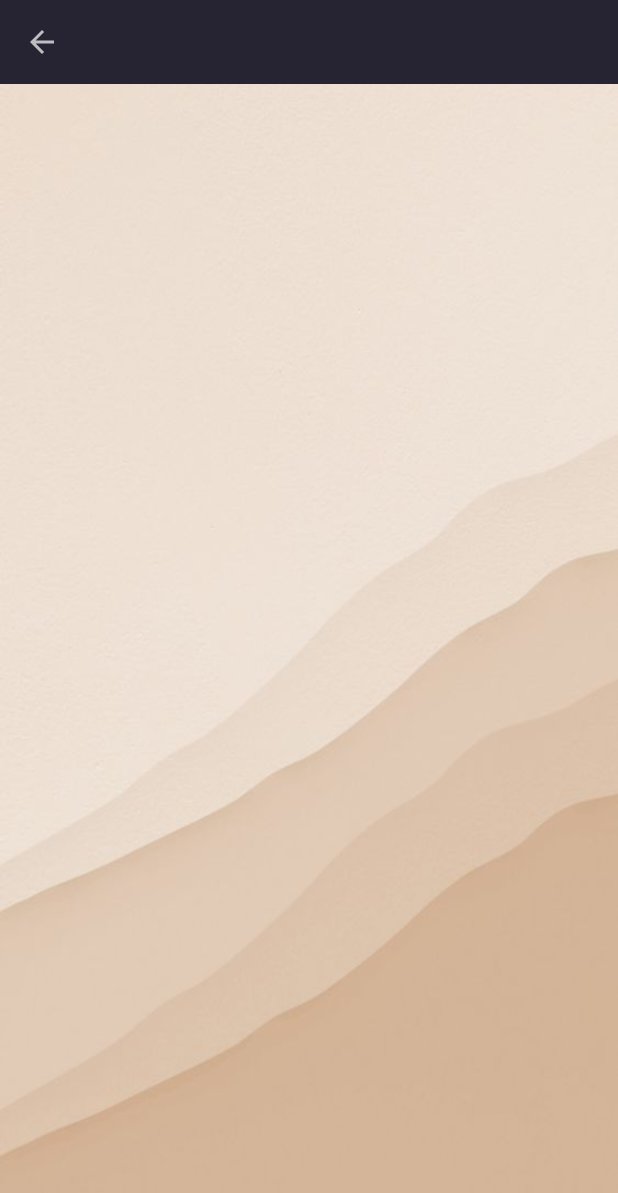
After one commit to LauPeeps/JavaceClientAppNew, an Android app: the Submodule screen opened directly, with no data from a screen before it, on a phone screen of 412 x 824 dp. The commit adds this screen. Shown: the top 1193 px of the screen. Run offline under Robolectric (Android 15) with nearby library versions, the phone set to English and light mode, and no system bars; our stand-ins replace Firebase (no records; nobody signed in at launch, a user with empty details on screens opened directly); 4 statements that could not run were skipped.

Commit message:
new client

```diff
--- a/app/src/main/java/com/example/javaceclientapp/ModuleAdapter.java
+++ b/app/src/main/java/com/example/javaceclientapp/ModuleAdapter.java
@@ -51,12 +51,12 @@ public class ModuleAdapter extends RecyclerView.Adapter<ModuleViewholder> {
                 String moduleName = moduleModelList.get(position).getModule_name();
                 Long submodules = moduleModelList.get(position).getSubmodules();
 
-                /*Intent intent = new Intent(module, Submodule.class);
+                Intent intent = new Intent(module, Submodule.class);
                 intent.putExtra("moduleid", moduleId);
                 intent.putExtra("modulename", moduleName);
                 intent.putExtra("submodules", submodules);
 
-                module.startActivity(intent);*/
+                module.startActivity(intent);
             }
 
             @Override
--- /dev/null
+++ b/app/src/main/java/com/example/javaceclientapp/Submodule.java
@@ -0,0 +1,120 @@
+package com.example.javaceclientapp;
+
+import androidx.annotation.NonNull;
+import androidx.appcompat.app.AppCompatActivity;
+import androidx.appcompat.widget.Toolbar;
+import androidx.collection.ArrayMap;
+import androidx.recyclerview.widget.LinearLayoutManager;
+import androidx.recyclerview.widget.RecyclerView;
+
+import android.app.Dialog;
+import android.os.Bundle;
+import android.text.method.ScrollingMovementMethod;
+import android.view.MenuItem;
+import android.view.View;
+import android.view.ViewGroup;
+import android.widget.Button;
+import android.widget.EditText;
+import android.widget.Toast;
+
+import com.example.javaceclientapp.SubmoduleAdapter;
+import com.example.javaceclientapp.SubmoduleModel;
+import com.google.android.gms.tasks.OnCompleteListener;
+import com.google.android.gms.tasks.OnFailureListener;
+import com.google.android.gms.tasks.OnSuccessListener;
+import com.google.android.gms.tasks.Task;
+import com.google.firebase.firestore.DocumentSnapshot;
+import com.google.firebase.firestore.FieldValue;
+import com.google.firebase.firestore.FirebaseFirestore;
+import com.google.firebase.firestore.QuerySnapshot;
+
+import java.util.ArrayList;
+import java.util.HashMap;
+import java.util.List;
+import java.util.Map;
+import java.util.Objects;
+
+public class Submodule extends AppCompatActivity {
+
+    Dialog progressDialog;
+    String moduleId, moduleName;
+    Long submodules;
+    FirebaseFirestore firestore;
+    List<SubmoduleModel> submoduleModelList = new ArrayList<>();
+    RecyclerView recyclerView;
+    RecyclerView.LayoutManager layoutManager;
+    SubmoduleAdapter submoduleAdapter;
+
+
+    @Override
+    protected void onCreate(Bundle savedInstanceState) {
+        super.onCreate(savedInstanceState);
+        setContentView(R.layout.activity_submodule);
+
+        Bundle bundle = getIntent().getExtras();
+        moduleId = bundle.getString("moduleid");
+        moduleName = bundle.getString("modulename");
+        submodules = bundle.getLong("submodules");
+
+        firestore = FirebaseFirestore.getInstance();
+
+        Toolbar toolbar = findViewById(R.id.submodule_toolbar);
+        setSupportActionBar(toolbar);
+        Objects.requireNonNull(getSupportActionBar()).setTitle(moduleName);
+        getSupportActionBar().setDisplayHomeAsUpEnabled(true);
+
+
+        progressDialog = new Dialog(Submodule.this);
+        progressDialog.setContentView(R.layout.loading_progressbar);
+        progressDialog.setCancelable(false);
+        progressDialog.getWindow().setBackgroundDrawableResource(R.drawable.progressbar_background);
+        progressDialog.getWindow().setLayout(ViewGroup.LayoutParams.WRAP_CONTENT, ViewGroup.LayoutParams.WRAP_CONTENT);
+
+
+        recyclerView = findViewById(R.id.submodule_recycler);
+        recyclerView.setHasFixedSize(true);
+        layoutManager = new LinearLayoutManager(this);
+        recyclerView.setLayoutManager(layoutManager);
+
+
+        fetchSubmodules();
+
+    }
+
+    @Override
+    protected void onResume() {
+        super.onResume();
+        fetchSubmodules();
+    }
+
+
+    private void fetchSubmodules() {
+
+        progressDialog.show();
+        firestore.collection("Quizzes").document(moduleId).get().addOnSuccessListener(new OnSuccessListener<DocumentSnapshot>() {
+            @Override
+            public void onSuccess(DocumentSnapshot documentSnapshot) {
+                submoduleModelList.clear();
+                long existingSubs = documentSnapshot.getLong("submodules");
+                for (int i  = 1; i <= existingSubs; i++) {
+                    SubmoduleModel submoduleModel = new SubmoduleModel(documentSnapshot.getString("submodule" + String.valueOf(i) + "_id"),
+                            documentSnapshot.getString("submodule" + String.valueOf(i) + "_preview"));
+                    submoduleModelList.add(submoduleModel);
+                }
+                progressDialog.dismiss();
+                submoduleAdapter = new SubmoduleAdapter(Submodule.this, submoduleModelList);
+                recyclerView.setAdapter(submoduleAdapter);
+            }
+        });
+    }
+
+    @Override
+    public boolean onOptionsItemSelected(@NonNull MenuItem item) {
+        if (item.getItemId() == android.R.id.home) {
+            finish();
+        }
+
+        return super.onOptionsItemSelected(item);
+    }
+
+}
--- /dev/null
+++ b/app/src/main/java/com/example/javaceclientapp/SubmoduleAdapter.java
@@ -0,0 +1,85 @@
+package com.example.javaceclientapp;
+
+import android.app.AlertDialog;
+import android.content.Context;
+import android.content.DialogInterface;
+import android.content.Intent;
+import android.text.TextUtils;
+import android.view.LayoutInflater;
+import android.view.View;
+import android.view.ViewGroup;
+import android.widget.Button;
+import android.widget.EditText;
+import android.widget.Toast;
+
+import androidx.annotation.NonNull;
+import androidx.recyclerview.widget.RecyclerView;
+
+import com.google.android.gms.tasks.OnFailureListener;
+import com.google.android.gms.tasks.OnSuccessListener;
+import com.google.firebase.auth.AuthCredential;
+import com.google.firebase.auth.EmailAuthProvider;
+import com.google.firebase.auth.FirebaseAuth;
+import com.google.firebase.auth.FirebaseUser;
+
+import java.util.List;
+
+public class SubmoduleAdapter extends RecyclerView.Adapter<SubmoduleViewholder> {
+    static String subId;
+    static  String moduleId;
+    Submodule submodule;
+    List<SubmoduleModel> submoduleModelList;
+
+
+    public SubmoduleAdapter(Submodule submodule, List<SubmoduleModel> submoduleModelList) {
+        this.submodule = submodule;
+        this.submoduleModelList = submoduleModelList;
+    }
+
+    @NonNull
+    @Override
+    public SubmoduleViewholder onCreateViewHolder(@NonNull ViewGroup parent, int viewType) {
+
+        View itemView = LayoutInflater.from(parent.getContext()).inflate(R.layout.module_item, parent, false);
+
+        SubmoduleViewholder submoduleViewholder = new SubmoduleViewholder(itemView);
+
+        submoduleViewholder.setOnClickListener(new SubmoduleViewholder.ListenerClicker() {
+            @Override
+            public void onOneClick(View view, int position) {
+                subId = submoduleModelList.get(position).getSubmodule_id();
+                String subName = submoduleModelList.get(position).getSubmodule_preview();
+                moduleId = submodule.moduleId;
+
+                Intent intent = new Intent(submodule, TopicActivity.class);
+                intent.putExtra("subid", subId);
+                intent.putExtra("subname", subName);
+                intent.putExtra("moduleid", moduleId);
+
+                submodule.startActivity(intent);
+
+            }
+
+            @Override
+            public void onOneLongClick(View view, int position) {
+
+            }
+        });
+
+
+        return submoduleViewholder;
+    }
+
+
+
+    @Override
+    public void onBindViewHolder(@NonNull SubmoduleViewholder holder, int position) {
+        holder.subModuleName.setText(submoduleModelList.get(position).getSubmodule_id());
+        holder.subModulePreview.setText(submoduleModelList.get(position).getSubmodule_preview());
+    }
+
+    @Override
+    public int getItemCount() {
+        return submoduleModelList.size();
+    }
+}
--- a/app/src/main/res/layout/activity_score.xml
+++ b/app/src/main/res/layout/activity_score.xml
@@ -5,6 +5,7 @@
     xmlns:tools="http://schemas.android.com/tools"
     android:layout_width="match_parent"
     android:layout_height="match_parent"
+    android:background="@drawable/backgrounduser"
     tools:context=".Score">
 
 
--- /dev/null
+++ b/app/src/main/res/layout/activity_submodule.xml
@@ -0,0 +1,25 @@
+<?xml version="1.0" encoding="utf-8"?>
+<RelativeLayout xmlns:android="http://schemas.android.com/apk/res/android"
+    xmlns:app="http://schemas.android.com/apk/res-auto"
+    xmlns:tools="http://schemas.android.com/tools"
+    android:layout_width="match_parent"
+    android:layout_height="match_parent"
+    android:background="@drawable/backgrounduser"
+    tools:context=".Submodule">
+
+    <androidx.appcompat.widget.Toolbar
+        android:id="@+id/submodule_toolbar"
+        android:layout_width="match_parent"
+        android:layout_height="?actionBarSize"
+        android:theme="@style/ThemeOverlay.AppCompat.Dark"
+        android:background="#262433"
+        />
+
+    <androidx.recyclerview.widget.RecyclerView
+        android:id="@+id/submodule_recycler"
+        android:layout_below="@id/submodule_toolbar"
+        android:layout_width="match_parent"
+        android:layout_height="match_parent"
+        />
+
+</RelativeLayout>
--- a/app/src/main/res/layout/activity_topic.xml
+++ b/app/src/main/res/layout/activity_topic.xml
@@ -4,7 +4,7 @@
     android:layout_width="match_parent"
     android:layout_height="match_parent"
     android:orientation="vertical"
-    android:background="#E6D3D5"
+    android:background="@drawable/backgrounduser"
     tools:context=".TopicActivity">
 
 
```
Also changed, not shown: app/src/main/AndroidManifest.xml (+7 -0 lines), app/src/main/java/com/example/javaceclientapp/Questions.java (+5 -4 lines), app/src/main/java/com/example/javaceclientapp/SubmoduleModel.java (added, +27 -0 lines), app/src/main/java/com/example/javaceclientapp/SubmoduleViewholder.java (added, +46 -0 lines), app/src/main/java/com/example/javaceclientapp/TopicActivity.java (+10 -11 lines).
